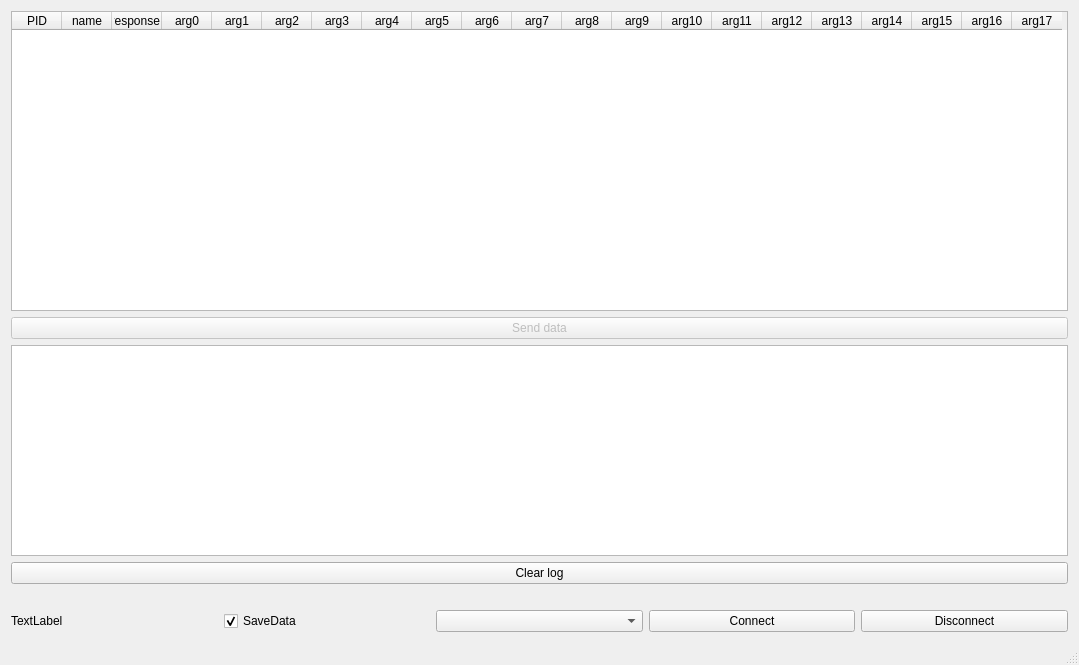
rezy91/TestBoard785, file mainwindow.ui: the form before one commit.
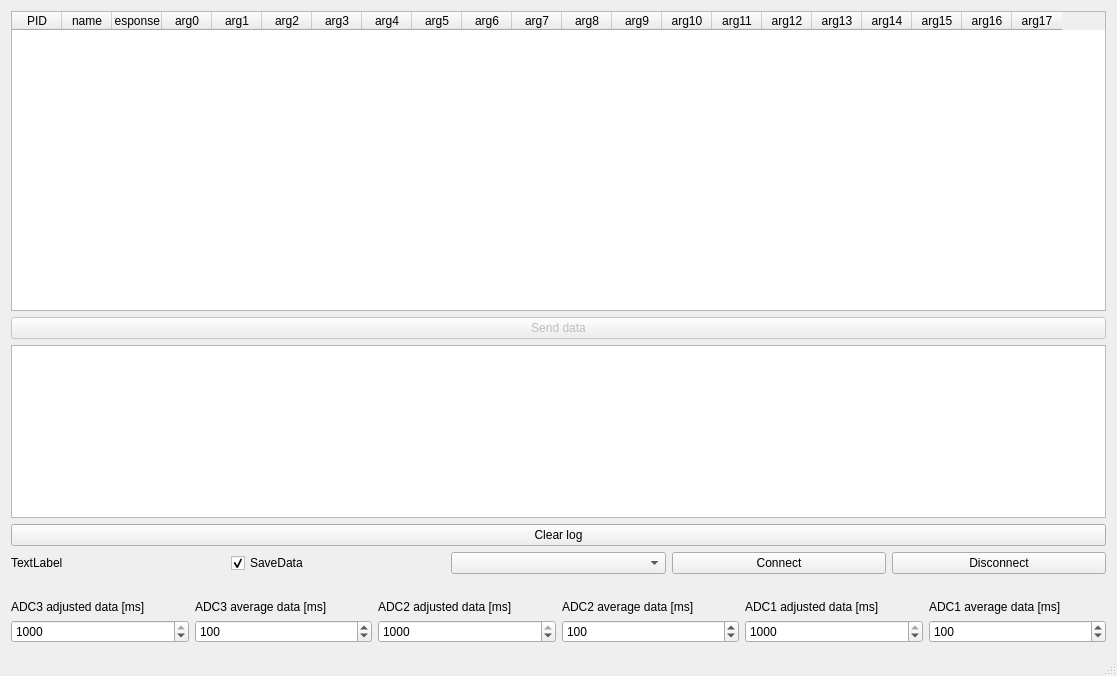
The form after the commit.

Commit message: variable reading time

```diff
--- a/mainwindow.ui
+++ b/mainwindow.ui
@@ -6,8 +6,8 @@
    <rect>
     <x>0</x>
     <y>0</y>
-    <width>1079</width>
-    <height>665</height>
+    <width>1117</width>
+    <height>676</height>
    </rect>
   </property>
   <property name="windowTitle">
@@ -15,6 +15,16 @@
   </property>
   <widget class="QWidget" name="centralWidget">
    <layout class="QGridLayout" name="gridLayout">
+    <item row="1" column="0">
+     <widget class="QTextBrowser" name="textBrowser">
+      <property name="openExternalLinks">
+       <bool>false</bool>
+      </property>
+      <property name="openLinks">
+       <bool>false</bool>
+      </property>
+     </widget>
+    </item>
     <item row="0" column="0">
      <layout class="QVBoxLayout" name="verticalLayout">
       <item>
@@ -171,24 +181,7 @@
       </item>
      </layout>
     </item>
-    <item row="1" column="0">
-     <widget class="QTextBrowser" name="textBrowser">
-      <property name="openExternalLinks">
-       <bool>false</bool>
-      </property>
-      <property name="openLinks">
-       <bool>false</bool>
-      </property>
-     </widget>
-    </item>
-    <item row="2" column="0">
-     <widget class="QPushButton" name="clearButton">
-      <property name="text">
-       <string>Clear log</string>
-      </property>
-     </widget>
-    </item>
-    <item row="3" column="0">
+    <item row="5" column="0">
      <layout class="QHBoxLayout" name="horizontalLayout" stretch="0,0,0,0,0">
       <property name="spacing">
        <number>6</number>
@@ -197,7 +190,7 @@
        <enum>QLayout::SetDefaultConstraint</enum>
       </property>
       <property name="topMargin">
-       <number>20</number>
+       <number>0</number>
       </property>
       <item>
        <widget class="QLabel" name="deviceIdLabel">
@@ -235,6 +228,165 @@
       </item>
      </layout>
     </item>
+    <item row="2" column="0">
+     <widget class="QPushButton" name="clearButton">
+      <property name="text">
+       <string>Clear log</string>
+      </property>
+     </widget>
+    </item>
+    <item row="6" column="0">
+     <layout class="QHBoxLayout" name="horizontalLayout_2">
+      <property name="topMargin">
+       <number>20</number>
+      </property>
+      <item>
+       <widget class="QLabel" name="label">
+        <property name="text">
+         <string>ADC3 adjusted data [ms]</string>
+        </property>
+       </widget>
+      </item>
+      <item>
+       <widget class="QLabel" name="label_2">
+        <property name="text">
+         <string>ADC3 average data [ms]</string>
+        </property>
+       </widget>
+      </item>
+      <item>
+       <widget class="QLabel" name="label_3">
+        <property name="text">
+         <string>ADC2 adjusted data [ms]</string>
+        </property>
+       </widget>
+      </item>
+      <item>
+       <widget class="QLabel" name="label_4">
+        <property name="text">
+         <string>ADC2 average data [ms]</string>
+        </property>
+       </widget>
+      </item>
+      <item>
+       <widget class="QLabel" name="label_5">
+        <property name="text">
+         <string>ADC1 adjusted data [ms]</string>
+        </property>
+       </widget>
+      </item>
+      <item>
+       <widget class="QLabel" name="label_6">
+        <property name="text">
+         <string>ADC1 average data [ms]</string>
+        </property>
+       </widget>
+      </item>
+     </layout>
+    </item>
+    <item row="7" column="0">
+     <layout class="QHBoxLayout" name="horizontalLayout_3">
+      <property name="topMargin">
+       <number>0</number>
+      </property>
+      <item>
+       <widget class="QSpinBox" name="spinBox">
+        <property name="minimum">
+         <number>100</number>
+        </property>
+        <property name="maximum">
+         <number>1000</number>
+        </property>
+        <property name="singleStep">
+         <number>100</number>
+        </property>
+        <property name="value">
+         <number>1000</number>
+        </property>
+       </widget>
+      </item>
+      <item>
+       <widget class="QSpinBox" name="spinBox_2">
+        <property name="minimum">
+         <number>50</number>
+        </property>
+        <property name="maximum">
+         <number>250</number>
+        </property>
+        <property name="singleStep">
+         <number>10</number>
+        </property>
+        <property name="value">
+         <number>100</number>
+        </property>
+       </widget>
+      </item>
+      <item>
+       <widget class="QSpinBox" name="spinBox_3">
+        <property name="minimum">
+         <number>100</number>
+        </property>
+        <property name="maximum">
+         <number>1000</number>
+        </property>
+        <property name="singleStep">
+         <number>100</number>
+        </property>
+        <property name="value">
+         <number>1000</number>
+        </property>
+       </widget>
+      </item>
+      <item>
+       <widget class="QSpinBox" name="spinBox_4">
+        <property name="minimum">
+         <number>50</number>
+        </property>
+        <property name="maximum">
+         <number>250</number>
+        </property>
+        <property name="singleStep">
+         <number>10</number>
+        </property>
+        <property name="value">
+         <number>100</number>
+        </property>
+       </widget>
+      </item>
+      <item>
+       <widget class="QSpinBox" name="spinBox_5">
+        <property name="minimum">
+         <number>100</number>
+        </property>
+        <property name="maximum">
+         <number>1000</number>
+        </property>
+        <property name="singleStep">
+         <number>100</number>
+        </property>
+        <property name="value">
+         <number>1000</number>
+        </property>
+       </widget>
+      </item>
+      <item>
+       <widget class="QSpinBox" name="spinBox_6">
+        <property name="minimum">
+         <number>50</number>
+        </property>
+        <property name="maximum">
+         <number>250</number>
+        </property>
+        <property name="singleStep">
+         <number>10</number>
+        </property>
+        <property name="value">
+         <number>100</number>
+        </property>
+       </widget>
+      </item>
+     </layout>
+    </item>
    </layout>
   </widget>
   <widget class="QStatusBar" name="statusBar"/>
```
The commit also changes 2 other files.
